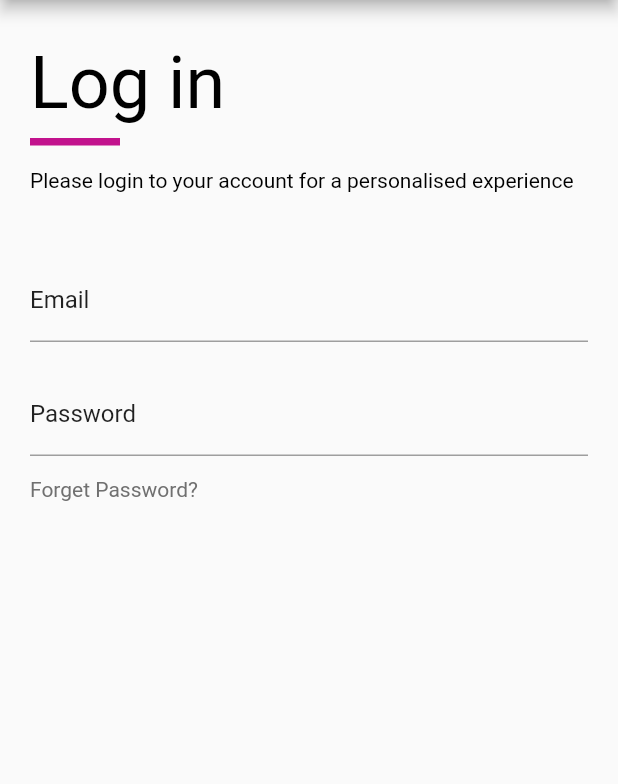
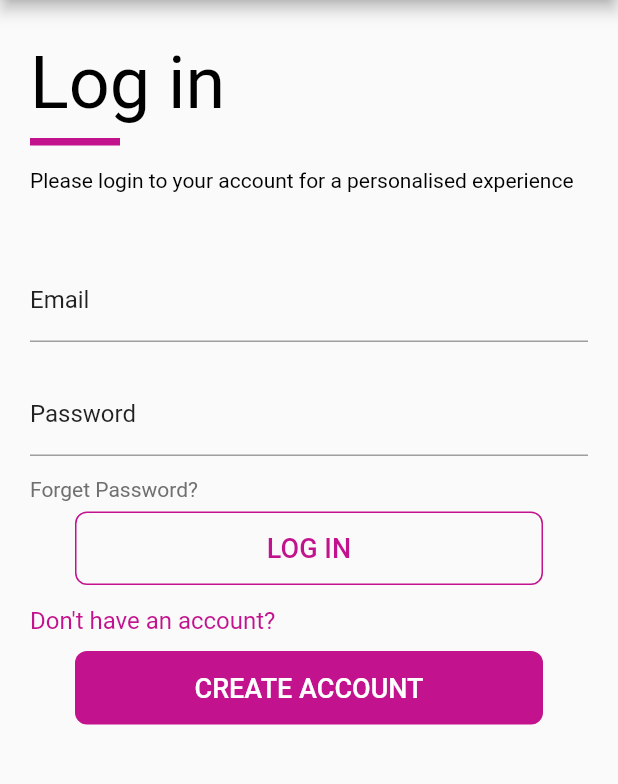
Before and after one commit to lexican/liberty_fashion, a Flutter app: the screen it shows after launch, item 3 of the bottom bar chosen, after a tap on the "account circle" icon, on a phone screen of 412 x 824 dp, the part 84-868 px from its top. Run offline on Flutter 3.47's test engine with Material 2 defaults, Android fonts, the light colour scheme and no system bars; drawn by our look-alikes of keyboard_dismisser; our stand-ins replace cached_network_image, carousel_slider, cloud_firestore, firebase_analytics, firebase_core, firebase_crashlytics and 8 more; missing offline and left inert: bloc_pattern; accounts and stored records are empty; Roboto replaces fonts that are missing (SegoeUi).

Commit message:
complete signin ui

```diff
--- a/lib/src/core/widgets/buttons/liberty_fashion_button.dart
+++ b/lib/src/core/widgets/buttons/liberty_fashion_button.dart
@@ -34,14 +34,17 @@ class LibertyFashionButton extends StatelessWidget {
       style: ButtonStyle(
         shape: MaterialStateProperty.all(
           RoundedRectangleBorder(
-              borderRadius:
-                  outline ? BorderRadius.circular(4) : BorderRadius.zero,
+              borderRadius: BorderRadius.circular(8),
               side: BorderSide(
                   color: outline ? primaryColor : Colors.transparent)),
         ),
-        backgroundColor:
-            MaterialStateProperty.all(buttonBackgroundColor ?? primaryColor),
+        backgroundColor: outline
+            ? MaterialStateProperty.all(Colors.transparent)
+            : MaterialStateProperty.all(buttonBackgroundColor ?? primaryColor),
       ),
+      onPressed: onPressed,
+      child: Padding(
+        padding: const EdgeInsets.symmetric(vertical: 6),
         child: Text(
           buttonText,
           style: TextStyle(
@@ -50,7 +53,7 @@ class LibertyFashionButton extends StatelessWidget {
             fontFamily: "SegoeUi",
           ),
         ),
-      onPressed: onPressed,
+      ),
     );
   }
 }
--- a/lib/src/features/auth/signin/signin.dart
+++ b/lib/src/features/auth/signin/signin.dart
@@ -1,6 +1,7 @@
 import 'package:flutter/material.dart';
 import 'package:liberty_fashion/src/core/utils/app_utils.dart';
 import 'package:liberty_fashion/src/core/widgets/app_bar/liberty_fashion_appbar.dart';
+import 'package:liberty_fashion/src/core/widgets/buttons/liberty_fashion_button.dart';
 import 'package:liberty_fashion/src/core/widgets/input_fields/liberty_fashion_text_field.dart';
 
 class SignIn extends StatefulWidget {
@@ -104,8 +105,52 @@ class _SignInState extends State<SignIn> {
                   ),
                 ),
               ),
-               const SizedBox(
+              const SizedBox(
                 height: 6.5,
+              ),
+              Row(
+                mainAxisAlignment: MainAxisAlignment.start,
+                children: const [
+                  Expanded(
+                    child: Padding(
+                      padding: EdgeInsets.symmetric(horizontal: 30),
+                      child: LibertyFashionButton.outline(
+                        buttonText: "LOG IN",
+                        buttonTextColor: primaryColor,
+                      ),
+                    ),
+                  ),
+                ],
+              ),
+              const SizedBox(
+                height: 14,
+              ),
+              GestureDetector(
+                onTap: () {},
+                child: const Text(
+                  "Don't have an account?",
+                  style: TextStyle(
+                    color: primaryColor,
+                    fontSize: 16,
+                  ),
+                ),
+              ),
+              const SizedBox(
+                height: 11,
+              ),
+              Row(
+                mainAxisAlignment: MainAxisAlignment.start,
+                children: const [
+                  Expanded(
+                    child: Padding(
+                      padding: EdgeInsets.symmetric(horizontal: 30),
+                      child: LibertyFashionButton(
+                        buttonText: "CREATE ACCOUNT",
+                        buttonTextColor: Colors.white,
+                      ),
+                    ),
+                  ),
+                ],
               ),
             ],
           ),
```
Lines whose indentation alone changed are shown as unchanged.
